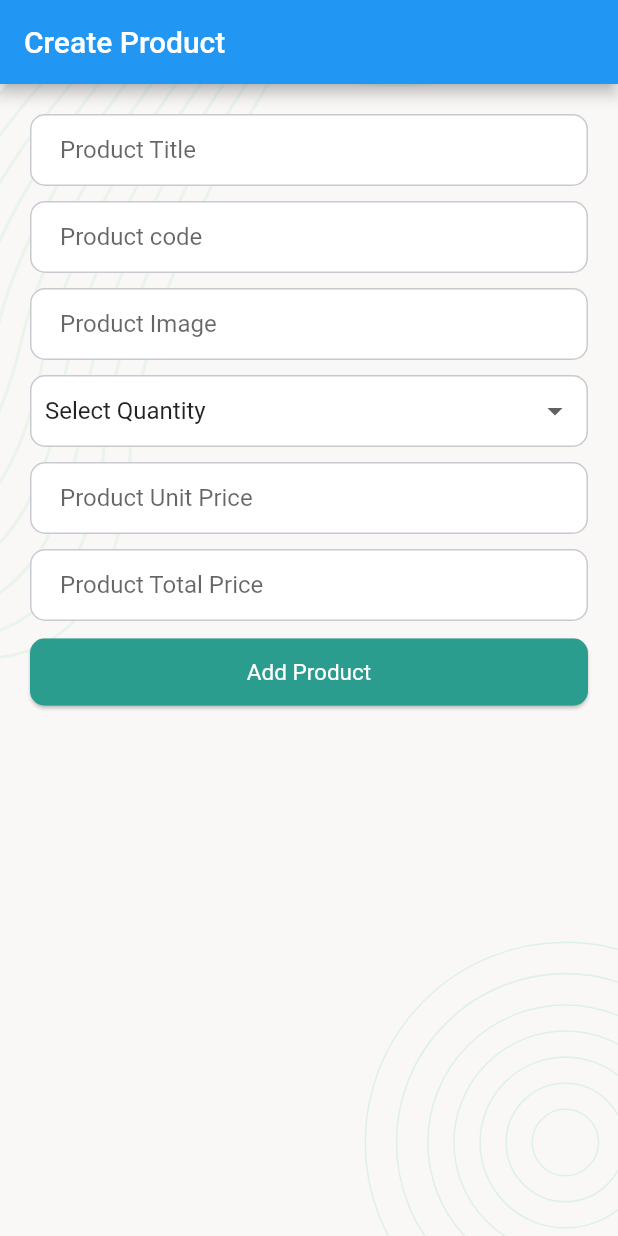
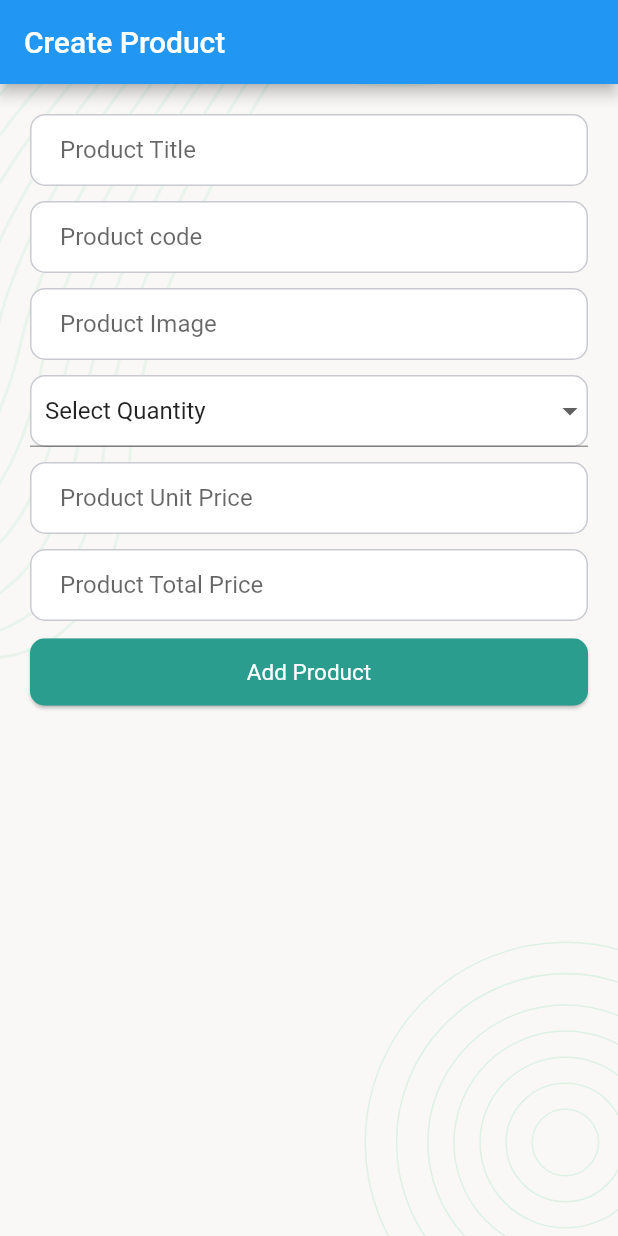
Before and after one commit to Ridoy-paul/flutter-CRUD-with-REST-API, a Flutter app: the screen it shows after launch, on a phone screen of 412 x 824 dp. Run offline on Flutter 3.47's test engine with Material 2 defaults, Android fonts, the phone set to English and light mode, and no system bars; our stand-ins replace flutter_svg.

Commit message:
function updated

```diff
--- a/lib/screen/Product_create_screen.dart
+++ b/lib/screen/Product_create_screen.dart
@@ -31,13 +31,11 @@ class _ProductCreateScreenState extends State<ProductCreateScreen> {
 
   final GlobalKey<FormState> _addFormKey = GlobalKey<FormState>();
 
-
   setInputMapValue(key, keyValue) {
     setState(() {
       formValues.update(key, (value) => keyValue);
     });
   }
-
 
   @override
   Widget build(BuildContext context) {
@@ -65,7 +63,7 @@ class _ProductCreateScreenState extends State<ProductCreateScreen> {
                     TextFormField(
                       decoration: appInputDecorationStyle("Product code"),
                       onChanged: (value) {
-
+                        setInputMapValue("ProductCode", value);
                       },
                       controller: _productCodeController,
                       validator: inputValidation,
@@ -74,7 +72,7 @@ class _ProductCreateScreenState extends State<ProductCreateScreen> {
                     TextFormField(
                       decoration: appInputDecorationStyle("Product Image"),
                       onChanged: (value) {
-
+                        setInputMapValue("Img", value);
                       },
                       controller: _productImageController,
                       validator: inputValidation,
@@ -83,7 +81,7 @@ class _ProductCreateScreenState extends State<ProductCreateScreen> {
                       height: 10,
                     ),
                     dropDownStyle(
-                      DropdownButton(
+                      DropdownButtonFormField(
                         value: "",
                         items: const  [
                           DropdownMenuItem(value: '', child:  Text("Select Quantity"),),
@@ -98,10 +96,11 @@ class _ProductCreateScreenState extends State<ProductCreateScreen> {
                           DropdownMenuItem(value: '9', child:  Text("9 pcs"),),
                         ],
                         onChanged: (value) {
-
+                          setInputMapValue("Qty", value);
                         },
+                        validator: inputValidation,
                         isExpanded: true,
-                        underline: Container(),
+                        //underline: Container(),
                         padding: const EdgeInsets.symmetric(horizontal: 10),
                       ),
                     ),
@@ -110,7 +109,7 @@ class _ProductCreateScreenState extends State<ProductCreateScreen> {
                       keyboardType: TextInputType.number,
                       decoration: appInputDecorationStyle("Product Unit Price"),
                       onChanged: (value) {
-
+                        setInputMapValue("UnitPrice", value);
                       },
                       controller: _productUnitPriceController,
                       validator: inputValidation,
@@ -120,8 +119,7 @@ class _ProductCreateScreenState extends State<ProductCreateScreen> {
                       keyboardType: TextInputType.number,
                       decoration: appInputDecorationStyle("Product Total Price"),
                       onChanged: (value) {
-
-
+                        setInputMapValue("TotalPrice", value);
                       },
                       controller: _productTotalPriceController,
                     ),
@@ -136,7 +134,6 @@ class _ProductCreateScreenState extends State<ProductCreateScreen> {
                       child: successButtonChild("Add Product"),
                     ),
 
-
                   ],
                 ),
               ),
```
